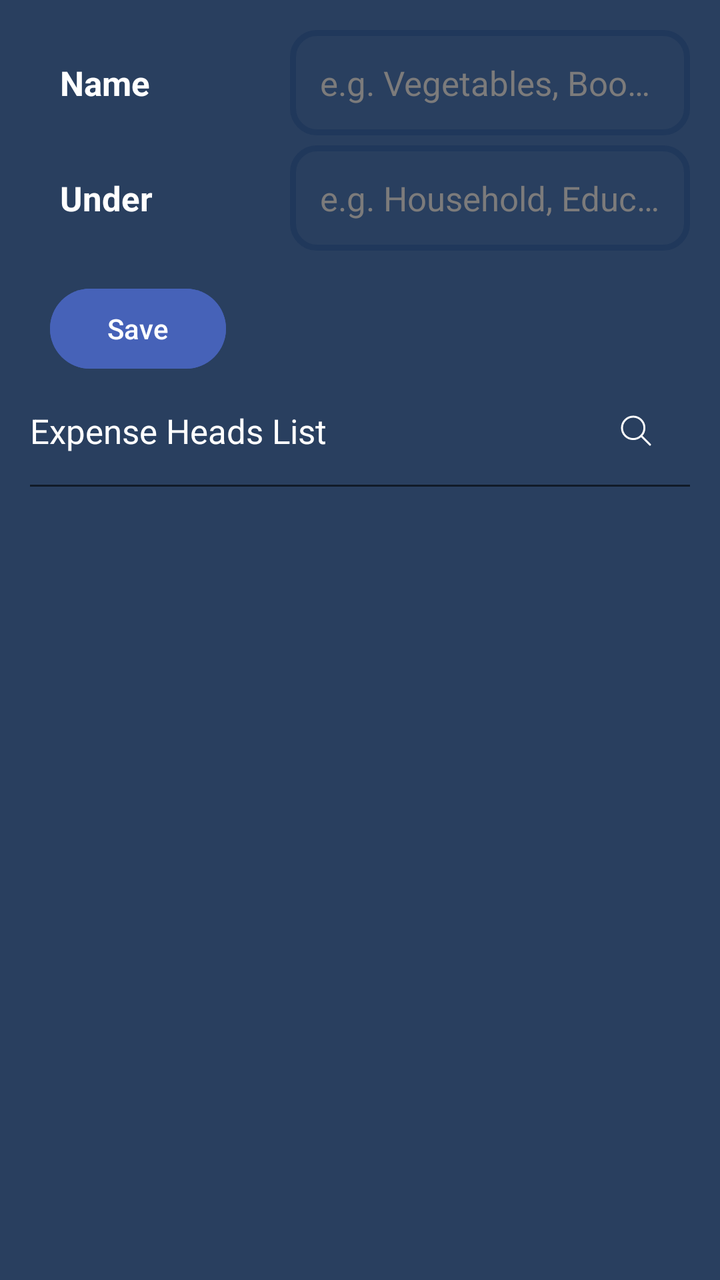
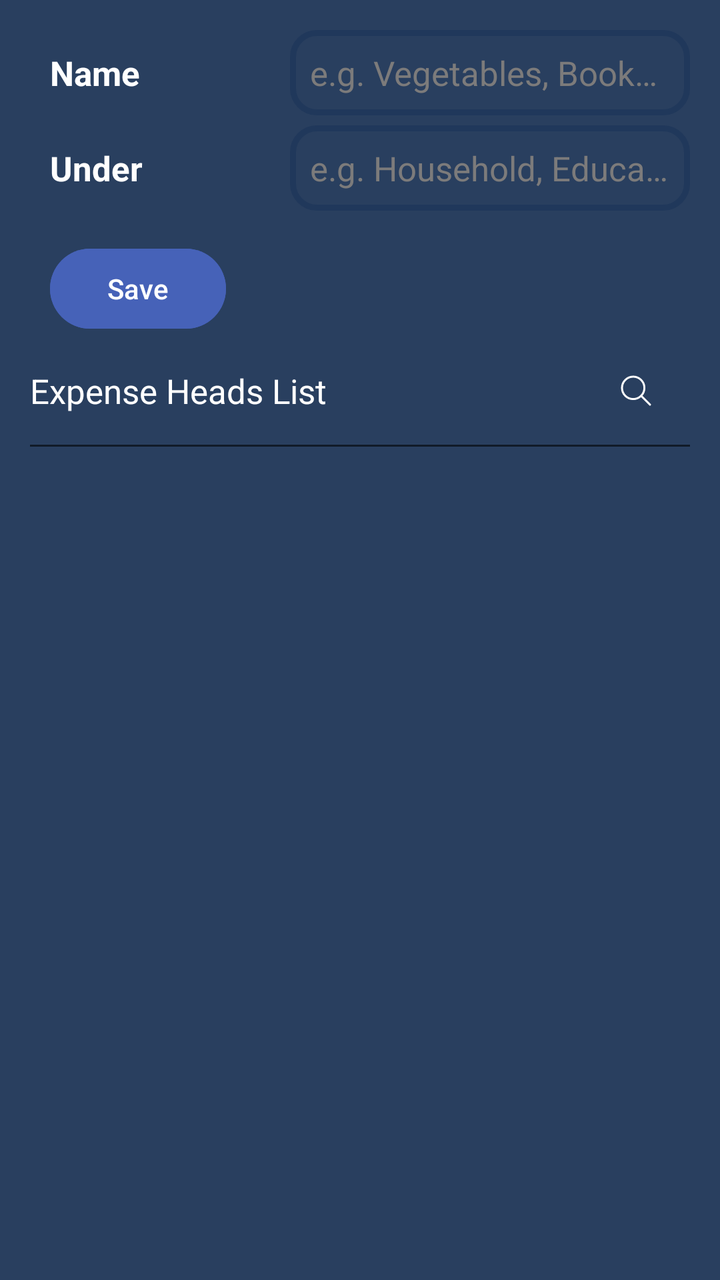

Two renders of the same Android screen: before a commit and after it. Below are the layout's source before the change and the commit's diff.
<!-- AndroidManifest.xml: application theme Theme.GharKharch -->
<!-- res/layout/fragment_add_sub_category.xml -->
<?xml version="1.0" encoding="utf-8"?>
<androidx.constraintlayout.widget.ConstraintLayout xmlns:android="http://schemas.android.com/apk/res/android"
    xmlns:app="http://schemas.android.com/apk/res-auto"
    android:layout_width="match_parent"
    android:layout_height="match_parent"
    android:background="@color/backgroundColor"
    android:padding="@dimen/padding_large">

    <TextView
        android:layout_width="0dp"
        android:layout_height="wrap_content"
        android:padding="@dimen/padding_large"
        android:text="Name"
        android:textColor="@color/primaryTextColor"
        android:textSize="@dimen/text_size_large"
        android:textStyle="bold"
        app:layout_constraintBottom_toBottomOf="@id/input_sub_category"
        app:layout_constraintEnd_toStartOf="@id/input_sub_category"
        app:layout_constraintStart_toStartOf="parent"
        app:layout_constraintTop_toTopOf="@id/input_sub_category" />

    <EditText
        android:id="@+id/input_sub_category"
        style="@style/custom_edit_text"
        android:layout_width="200dp"
        android:layout_height="wrap_content"
        android:hint="@string/hint_sub_category"
        android:textSize="@dimen/text_size_large"
        app:layout_constraintEnd_toEndOf="parent"
        app:layout_constraintTop_toTopOf="parent" />

    <TextView
        android:layout_width="0dp"
        android:layout_height="wrap_content"
        android:layout_marginVertical="@dimen/margin_small"
        android:padding="@dimen/padding_large"
        android:text="Under"
        android:textColor="@color/primaryTextColor"
        android:textSize="@dimen/text_size_large"
        android:textStyle="bold"
        app:layout_constraintBottom_toBottomOf="@id/input_category"
        app:layout_constraintEnd_toStartOf="@id/input_category"
        app:layout_constraintStart_toStartOf="parent"
        app:layout_constraintTop_toTopOf="@id/input_category" />

    <EditText
        android:id="@+id/input_category"
        style="@style/custom_edit_text"
        android:layout_width="200dp"
        android:layout_height="wrap_content"
        android:layout_marginVertical="@dimen/margin_small"
        android:hint="@string/hint_category"
        android:textSize="@dimen/text_size_large"
        app:layout_constraintEnd_toEndOf="parent"
        app:layout_constraintTop_toBottomOf="@id/input_sub_category" />

    <Button
        android:id="@+id/addBtn"
        android:layout_width="wrap_content"
        android:layout_height="wrap_content"
        android:layout_marginVertical="@dimen/margin_large"
        android:layout_marginStart="@dimen/margin_medium"
        android:backgroundTint="@color/buttonColor"
        android:text="Save"
        android:textColor="@color/primaryTextColor"
        app:layout_constraintStart_toStartOf="parent"
        app:layout_constraintTop_toBottomOf="@id/input_category" />

    <androidx.recyclerview.widget.RecyclerView
        android:id="@+id/category_search_list"
        android:layout_width="0dp"
        android:layout_height="wrap_content"
        android:layout_marginVertical="@dimen/margin_small"
        android:background="@drawable/rounded_panel"
        android:backgroundTint="@color/backgroundColor"
        android:clipToOutline="true"
        android:outlineProvider="background"
        android:translationZ="5dp"
        android:visibility="gone"
        app:layout_constraintEnd_toEndOf="@id/input_category"
        app:layout_constraintStart_toStartOf="@id/input_category"
        app:layout_constraintTop_toBottomOf="@id/input_category" />

    <LinearLayout
        android:id="@+id/list_container"
        android:layout_width="match_parent"
        android:layout_height="wrap_content"
        android:gravity="center"
        android:orientation="horizontal"
        app:layout_constraintTop_toBottomOf="@id/addBtn">

        <TextView
            android:id="@+id/list_title"
            android:layout_width="0dp"
            android:layout_height="wrap_content"
            android:layout_weight="1"
            android:paddingVertical="@dimen/padding_large"
            android:text="Expense Heads List"
            android:textSize="@dimen/text_size_large" />

        <SearchView
            android:id="@+id/search_view"
            android:layout_width="0dp"
            android:layout_height="wrap_content"
            android:layout_marginVertical="@dimen/margin_medium"
            android:layout_weight="1"
            android:background="@drawable/search_bar_border"
            android:iconifiedByDefault="false"
            android:visibility="gone" />

        <ImageView
            android:id="@+id/close_button"
            android:layout_width="wrap_content"
            android:layout_height="wrap_content"
            android:importantForAccessibility="no"
            android:padding="@dimen/padding_large"
            android:src="@drawable/close_search_icon"
            android:visibility="gone" />

        <ImageView
            android:id="@+id/search_button"
            android:layout_width="wrap_content"
            android:layout_height="wrap_content"
            android:importantForAccessibility="no"
            android:padding="@dimen/padding_large"
            android:src="@drawable/search_icon" />

    </LinearLayout>

    <View
        android:id="@+id/separator"
        android:layout_width="match_parent"
        android:layout_height="1dp"
        android:background="@color/secondaryColor"
        app:layout_constraintTop_toBottomOf="@id/list_container" />

    <androidx.recyclerview.widget.RecyclerView
        android:id="@+id/rcv_sub_category_list"
        android:layout_width="0dp"
        android:layout_height="0dp"
        android:layout_marginVertical="@dimen/margin_small"
        app:layout_constraintBottom_toBottomOf="parent"
        app:layout_constraintEnd_toEndOf="@id/separator"
        app:layout_constraintStart_toStartOf="@id/list_container"
        app:layout_constraintTop_toBottomOf="@id/list_container" />

</androidx.constraintlayout.widget.ConstraintLayout>
<!-- resources referenced by this layout -->
<resources>
  <color name="backgroundColor">#293F5F</color>
  <color name="buttonColor">#4662B8</color>
  <color name="primaryTextColor">#FFFFFF</color>
  <color name="secondaryColor">#111B28</color>
  <dimen name="margin_large">15dp</dimen>
  <dimen name="margin_medium">10dp</dimen>
  <dimen name="margin_small">5dp</dimen>
  <dimen name="padding_large">15dp</dimen>
  <dimen name="text_size_large">17sp</dimen>
  <!-- drawable rounded_panel (drawable) -->
  <?xml version="1.0" encoding="utf-8"?>
  <shape xmlns:android="http://schemas.android.com/apk/res/android"
      android:shape="rectangle">
      <corners android:radius="8dp" />
  </shape>
  <!-- drawable search_bar_border (drawable) -->
  <?xml version="1.0" encoding="utf-8"?>
  <shape xmlns:android="http://schemas.android.com/apk/res/android"
      android:shape="rectangle">
      <stroke
          android:width="2dp"
          android:color="@color/white" />
      <corners android:radius="12dp" />
  </shape>
  <!-- drawable search_icon (drawable) -->
  <vector xmlns:android="http://schemas.android.com/apk/res/android"
      android:width="24dp"
      android:height="24dp"
      android:tint="@color/white"
      android:viewportWidth="24"
      android:viewportHeight="24">
  
      <path
          android:fillColor="#00000000"
          android:pathData="M14.578,14.542C15.58,13.53 16.2,12.137 16.2,10.6C16.2,7.507 13.693,5 10.6,5C7.507,5 5,7.507 5,10.6C5,13.693 7.507,16.2 10.6,16.2C12.156,16.2 13.563,15.566 14.578,14.542ZM14.578,14.542L19,19"
          android:strokeWidth="1"
          android:strokeColor="#464455"
          android:strokeLineCap="round"
          android:strokeLineJoin="round" />
  
  </vector>
  <string name="hint_category">e.g. Household, Education</string>
  <string name="hint_sub_category">e.g. Vegetables, Books, etc.</string>
  <style name="custom_edit_text" parent="Widget.AppCompat.EditText">
          <item name="android:maxLines">1</item>
          <item name="android:maxLength">20</item>
          <item name="android:ellipsize">end</item>
          <item name="android:inputType">text</item>
          <item name="android:importantForAutofill">no</item>
          <item name="android:padding">@dimen/padding_large</item>
          <item name="android:background">@drawable/rounded_border</item>
          <item name="android:textColorHint">@color/primaryTextColorVariant</item>
      </style>
  <style name="Theme.GharKharch" parent="Base.Theme.GharKharch">
          <item name="colorPrimary">@color/backgroundColor</item>
          <item name="colorSecondary">@color/lGrey</item>
          
          <item name="colorOnSecondary">@color/primaryTextColor</item>
          <item name="colorOnPrimary">@color/primaryTextColor</item>
          
          <item name="android:textColor">@color/primaryTextColor</item>
          <item name="android:textColorPrimary">@color/primaryTextColor</item>
          <item name="android:textColorSecondary">@color/primaryTextColorVariant</item>
      </style>
  <color name="white">#FFFFFFFF</color>
  <!-- drawable rounded_border (drawable) -->
  <?xml version="1.0" encoding="utf-8"?>
  <shape xmlns:android="http://schemas.android.com/apk/res/android"
      android:shape="rectangle">
      <stroke
          android:width="3dp"
          android:color="@color/backgroundColorVariant" />
      <corners android:radius="12dp" />
  </shape>
  <color name="primaryTextColorVariant">#7C7B7B</color>
  <style name="Base.Theme.GharKharch" parent="Theme.Material3.DayNight.NoActionBar">
          
      </style>
  <color name="lGrey">#616161</color>
  <color name="backgroundColorVariant">#20385B</color>
  <!-- unchanged entries left out for length: 1 -->
</resources>

<!-- the commit's change to res/layout/fragment_add_sub_category.xml (unified diff, before → after) -->
@@ -9,7 +9,7 @@
     <TextView
         android:layout_width="0dp"
         android:layout_height="wrap_content"
-        android:padding="@dimen/padding_large"
+        android:padding="@dimen/padding_medium"
         android:text="Name"
         android:textColor="@color/primaryTextColor"
         android:textSize="@dimen/text_size_large"
@@ -33,7 +33,7 @@
         android:layout_width="0dp"
         android:layout_height="wrap_content"
         android:layout_marginVertical="@dimen/margin_small"
-        android:padding="@dimen/padding_large"
+        android:padding="@dimen/padding_medium"
         android:text="Under"
         android:textColor="@color/primaryTextColor"
         android:textSize="@dimen/text_size_large"
<!-- resource entries referenced after the edit -->
@@ -8,6 +8,7 @@
   <dimen name="margin_medium">10dp</dimen>
   <dimen name="margin_small">5dp</dimen>
   <dimen name="padding_large">15dp</dimen>
+  <dimen name="padding_medium">10dp</dimen>
   <dimen name="text_size_large">17sp</dimen>
   <!-- drawable rounded_panel (drawable) -->
   <?xml version="1.0" encoding="utf-8"?>
@@ -49,7 +50,7 @@
           <item name="android:ellipsize">end</item>
           <item name="android:inputType">text</item>
           <item name="android:importantForAutofill">no</item>
-          <item name="android:padding">@dimen/padding_large</item>
+          <item name="android:padding">@dimen/padding_medium</item>
           <item name="android:background">@drawable/rounded_border</item>
           <item name="android:textColorHint">@color/primaryTextColorVariant</item>
       </style>
